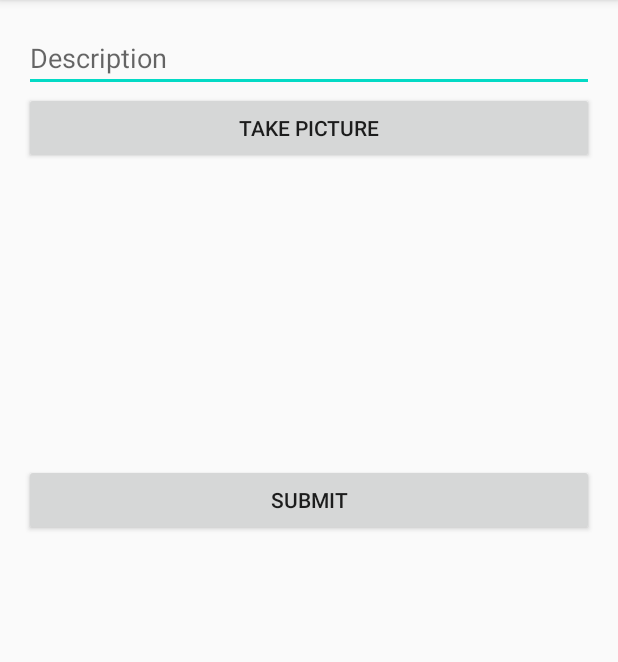
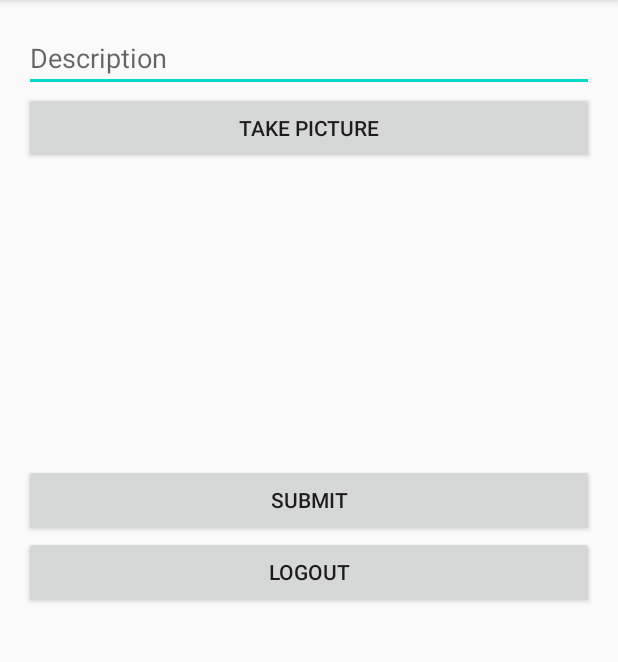
Before and after one commit to JMortonTan/instagramclone, an Android app: the MainActivity screen opened directly, with no data from a screen before it, on a phone screen of 412 x 824 dp, the part 84-746 px from its top. Run offline under Robolectric (Android 15) with nearby library versions, the phone set to English and light mode, and no system bars; libraries missing offline, so code that uses them is left out: com.parse.

Commit message:
Added logout function.

```diff
--- a/app/src/main/java/com/example/instagramclone/MainActivity.java
+++ b/app/src/main/java/com/example/instagramclone/MainActivity.java
@@ -35,6 +35,9 @@ public class MainActivity extends AppCompatActivity {
     private Button btnCaptureImage;
     private ImageView ivPostImage;
     private Button btnSubmit;
+    private Button btnLogout;
+
+
     private File photoFile;
     public String photoFileName = "photo.jpg";
 
@@ -47,6 +50,7 @@ public class MainActivity extends AppCompatActivity {
         btnCaptureImage = findViewById(R.id.btnCaptureImage);
         ivPostImage = findViewById(R.id.ivPostImage);
         btnSubmit = findViewById(R.id.btnSubmit);
+        btnLogout = findViewById(R.id.btnLogout);
 
         btnCaptureImage.setOnClickListener(new View.OnClickListener() {
             @Override
@@ -72,6 +76,15 @@ public class MainActivity extends AppCompatActivity {
                 }
                 ParseUser currentUser = ParseUser.getCurrentUser();
                 savePost(description, currentUser, photoFile);
+            }
+        });
+
+        btnLogout.setOnClickListener(new View.OnClickListener() {
+            @Override
+            public void onClick(View v) {
+                ParseUser.logOut();
+                ParseUser currentUser = ParseUser.getCurrentUser(); // this will now be null
+                goLoginActivity();
             }
         });
     }
@@ -166,4 +179,10 @@ public class MainActivity extends AppCompatActivity {
             }
         });
     }
+
+    private void goLoginActivity() {
+        Intent i = new Intent(this, LoginActivity.class);
+        startActivity(i);
+        finish();
+    }
 }
--- a/app/src/main/res/layout/activity_main.xml
+++ b/app/src/main/res/layout/activity_main.xml
@@ -33,4 +33,12 @@
         android:layout_width="match_parent"
         android:layout_height="wrap_content"
         android:text="Submit" />
+
+    <Button
+        android:id="@+id/btnLogout"
+        android:layout_width="match_parent"
+        android:layout_height="wrap_content"
+        android:layout_weight="1"
+        android:text="Logout" />
+
 </LinearLayout>
```
